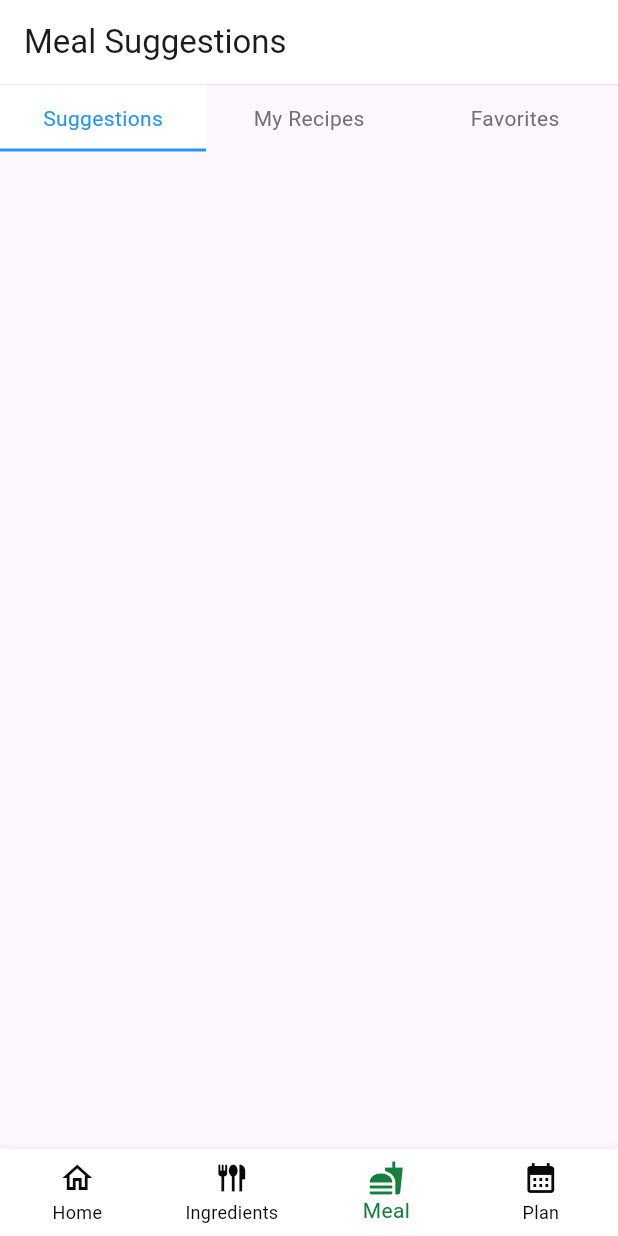
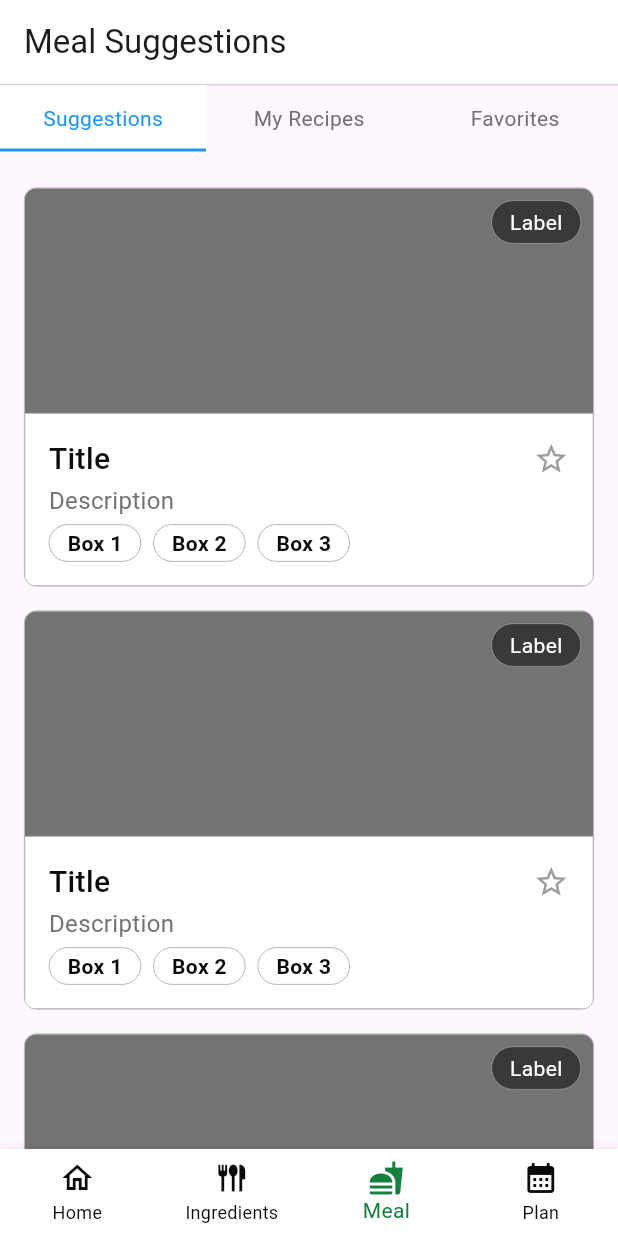
Before and after one commit to Nghia260104/pantrypal, a Flutter app: the screen it shows after launch, item 3 of the bottom bar chosen, on a phone screen of 412 x 824 dp. Run offline on Flutter 3.47's test engine with Material 3 defaults, Android fonts, the phone set to English and light mode, and no system bars; our stand-ins replace get.

Commit message:
Add template for meal screen

```diff
--- a/lib/screens/meal/meal_screen.dart
+++ b/lib/screens/meal/meal_screen.dart
@@ -1,5 +1,6 @@
 import 'package:flutter/material.dart';
 import 'package:get/get.dart';
+import 'package:pantrypal/core/theme/theme_colors.dart';
 import 'package:pantrypal/widgets/rounded_box.dart';
 
 class MealController extends GetxController {
@@ -20,16 +21,17 @@ class MealScreen extends StatelessWidget {
 
   @override
   Widget build(BuildContext context) {
+    final colors = Theme.of(context).extension<ThemeColors>()!;
+
     return Scaffold(
       appBar: AppBar(
         backgroundColor: Colors.white,
         title: const Text("Meal Suggestions"),
       ),
-      body: Obx(
-        () => Column(
+      body: Column(
         children: [
-              Divider(height: 1, color: Colors.grey.withOpacity(0.2)),
-              Row(
+          Divider(height: 1, color: colors.hintTextColor.withValues(alpha: 0.3)),
+          Obx(() => Row(
               mainAxisAlignment: MainAxisAlignment.spaceBetween,
               children: List.generate(3, (index) {
                 final titles = ["Suggestions", "My Recipes", "Favorites"];
@@ -74,90 +76,128 @@ class MealScreen extends StatelessWidget {
                 );
               }),
             ),
+          ),
           const SizedBox(height: 16),
-              // Expanded(
-              //   child: ListView.builder(
-              //     itemCount: 10, // Example item count
-              //     itemBuilder: (context, index) {
-              //       return Padding(
-              //         padding: const EdgeInsets.only(bottom: 16.0),
-              //         child: Column(
-              //           crossAxisAlignment: CrossAxisAlignment.start,
-              //           children: [
-              //             Stack(
-              //               children: [
-              //                 Image.network(
-              //                   'https://via.placeholder.com/150',
-              //                   height: 150,
-              //                   width: double.infinity,
-              //                   fit: BoxFit.cover,
-              //                 ),
-              //                 Positioned(
-              //                   top: 8,
-              //                   right: 8,
-              //                   child: RoundedBox(
-              //                     child: Text(
-              //                       'Label',
-              //                       style: const TextStyle(color: Colors.white),
-              //                     ),
-              //                     color: Colors.black.withOpacity(0.5),
-              //                   ),
-              //                 ),
-              //               ],
-              //             ),
-              //             const SizedBox(height: 8),
-              //             Column(
-              //               crossAxisAlignment: CrossAxisAlignment.start,
-              //               children: [
-              //                 Row(
-              //                   mainAxisAlignment: MainAxisAlignment.spaceBetween,
-              //                   children: [
-              //                     const Text(
-              //                       'Title',
-              //                       style: TextStyle(
-              //                         fontWeight: FontWeight.bold,
-              //                         fontSize: 16,
-              //                       ),
-              //                     ),
-              //                     GestureDetector(
-              //                       onTap: () => controller.toggleFavorite(index),
-              //                       child: Icon(
-              //                         controller.favoriteStatus[index] == true
-              //                             ? Icons.star
-              //                             : Icons.star_border,
-              //                         color: controller.favoriteStatus[index] == true
-              //                             ? Colors.yellow
-              //                             : Colors.grey,
-              //                       ),
-              //                     ),
-              //                   ],
-              //                 ),
-              //                 const SizedBox(height: 4),
-              //                 const Text(
-              //                   'Description',
-              //                   style: TextStyle(fontSize: 14),
-              //                 ),
-              //                 const SizedBox(height: 8),
-              //                 Row(
-              //                   children: List.generate(3, (boxIndex) {
-              //                     return Padding(
-              //                       padding: const EdgeInsets.only(right: 8.0),
-              //                       child: RoundedBox(
-              //                         child: Text('Box ${boxIndex + 1}'),
-              //                       ),
-              //                     );
-              //                   }),
-              //                 ),
-              //               ],
-              //             ),
-              //           ],
-              //         ),
-              //       );
-              //     },
-              //   ),
-              // ),
+          Expanded(
+            child: ListView.builder(
+              itemCount: 10, // Example item count
+              itemBuilder: (context, index) {
+                return Padding(
+                  padding: const EdgeInsets.symmetric(horizontal: 16, vertical: 8),
+                  child: GestureDetector(
+                    onTap: () {
+                      // handle onTap function
+                      print('Tapped on item $index');
+                    },
+                    child: RoundedBox(
+                      padding: EdgeInsets.all(0),
+                      child: ClipRRect(
+                        borderRadius: BorderRadius.circular(8),
+                        child: Column(
+                          crossAxisAlignment: CrossAxisAlignment.start,
+                          children: [
+                            Stack(
+                              children: [
+                                Container(
+                                  height: 150,
+                                  width: double.infinity,
+                                  decoration: BoxDecoration(
+                                    color: colors.hintTextColor,
+                                  ),
+                                ),
+                                Positioned(
+                                  top: 8,
+                                  right: 8,
+                                  child: RoundedBox(
+                                    color: Colors.black.withOpacity(0.5),
+                                    padding: EdgeInsets.symmetric(vertical: 4, horizontal: 12),
+                                    borderRadius: 32,
+                                    child: Text(
+                                      'Label',
+                                      style: const TextStyle(color: Colors.white),
+                                    ),
+                                  ),
+                                ),
                               ],
                             ),
+                            // const SizedBox(height: 8),
+                            RoundedBox(
+                              color: colors.appbarColor,
+                              padding: EdgeInsets.all(0),
+                              borderRadius: 0,
+                              outlineStroke: 0,
+                              child: Padding(
+                                padding: const EdgeInsets.all(16),
+                                child: Column(
+                                  crossAxisAlignment: CrossAxisAlignment.start,
+                                  children: [
+                                    Row(
+                                      mainAxisAlignment: MainAxisAlignment.spaceBetween,
+                                      children: [
+                                        Text(
+                                          'Title',
+                                          style: TextStyle(
+                                            fontWeight: FontWeight.w500,
+                                            fontSize: 20,
+                                            color: colors.textPrimaryColor,
+                                          ),
+                                        ),
+                                        Obx(() => GestureDetector(
+                                            onTap: () => controller.toggleFavorite(index),
+                                            child: Icon(
+                                              controller.favoriteStatus[index] == true
+                                                  ? Icons.star
+                                                  : Icons.star_border,
+                                              color: controller.favoriteStatus[index] == true
+                                                  ? Colors.yellow
+                                                  : Colors.grey,
+                                            ),
+                                          ),
+                                        ),
+                                      ],
+                                    ),
+                                    const SizedBox(height: 2),
+                                    Text(
+                                      'Description',
+                                      style: TextStyle(
+                                        fontSize: 16,
+                                        color: colors.hintTextColor,
+                                      ),
+                                    ),
+                                    const SizedBox(height: 4),
+                                    Row(
+                                      children: List.generate(3, (boxIndex) {
+                                        return Padding(
+                                          padding: const EdgeInsets.only(right: 8.0),
+                                          child: RoundedBox(
+                                            borderRadius: 32,
+                                            padding: const EdgeInsets.symmetric(horizontal: 12, vertical: 2),
+                                            child: Text(
+                                              'Box ${boxIndex + 1}',
+                                              style: TextStyle(
+                                                fontSize: 14,
+                                                color: colors.textPrimaryColor,
+                                                fontWeight: FontWeight.w600,
+                                              ),
+                                            ),
+                                          ),
+                                        );
+                                      }),
+                                    ),
+                                  ],
+                                ),
+                              ),
+                            ),
+                          ],
+                        ),
+                      ),
+                    ),
+                  )
+                );
+              },
+            ),
+          ),
+        ],
     ),
     );
   }
```
Lines whose indentation alone changed are shown as unchanged.
